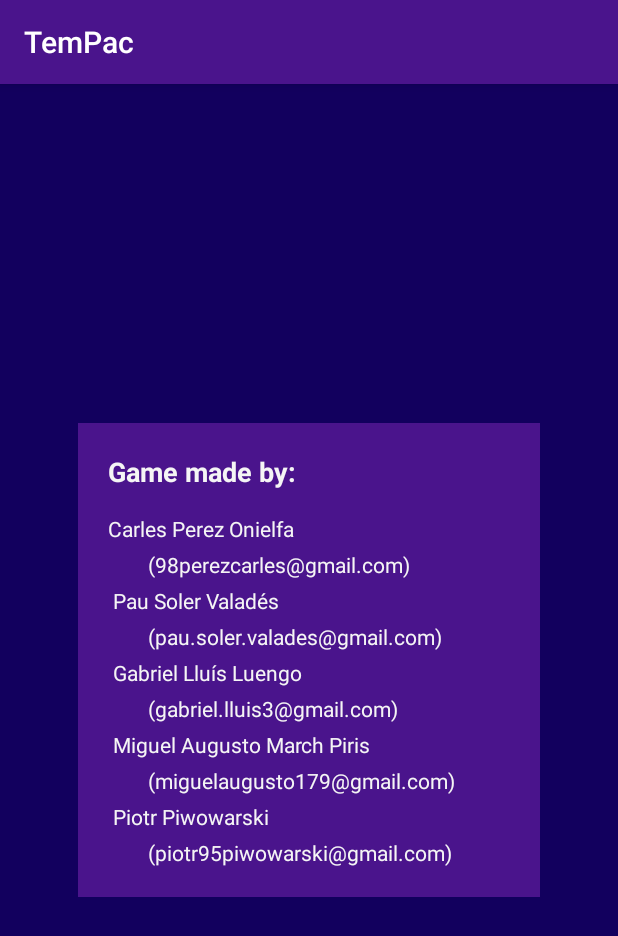
After one commit to miguelMarchPiris/TEMPAC_VIDEOGAME, an Android app: the CreditsActivity screen opened directly, with no data from a screen before it, on a phone screen of 412 x 824 dp. The commit adds this screen. Shown: the top 936 px of the screen. Run offline under Robolectric (Android 15) with nearby library versions, the phone set to English and light mode, and no system bars; libraries missing offline, so code that uses them is left out: edu.ub.pis2019.

Commit message:
activity credits implementada

```diff
--- a/project/app/build.gradle
+++ b/project/app/build.gradle
@@ -24,7 +24,7 @@ android {
 
 dependencies {
     implementation fileTree(dir: 'libs', include: ['*.jar'])
-    implementation"org.jetbrains.kotlin:kotlin-stdlib-jdk7:$kotlin_version"
+    implementation "org.jetbrains.kotlin:kotlin-stdlib-jdk7:$kotlin_version"
     implementation 'com.android.support:appcompat-v7:28.0.0'
     implementation 'com.android.support.constraint:constraint-layout:1.1.3'
     testImplementation 'junit:junit:4.12'
--- a/project/app/src/main/AndroidManifest.xml
+++ b/project/app/src/main/AndroidManifest.xml
@@ -1,20 +1,22 @@
 <?xml version="1.0" encoding="utf-8"?>
 <manifest xmlns:android="http://schemas.android.com/apk/res/android"
-    package="edu.ub.pis2019.pis_16.tempac" >
+          package="edu.ub.pis2019.pis_16.tempac">
 
     <application
-        android:allowBackup="true"
-        android:icon="@mipmap/ic_launcher"
-        android:label="@string/app_name"
-        android:roundIcon="@mipmap/ic_launcher_round"
-        android:supportsRtl="true"
-        android:theme="@style/AppTheme" >
-        <activity android:name=".LogInActivity" >
+            android:allowBackup="true"
+            android:icon="@mipmap/ic_launcher"
+            android:label="@string/app_name"
+            android:roundIcon="@mipmap/ic_launcher_round"
+            android:supportsRtl="true"
+            android:theme="@style/AppTheme">
+        <activity android:name=".LogInActivity">
             <intent-filter>
-                <action android:name="android.intent.action.MAIN" />
+                <action android:name="android.intent.action.MAIN"/>
 
-                <category android:name="android.intent.category.LAUNCHER" />
+                <category android:name="android.intent.category.LAUNCHER"/>
             </intent-filter>
+        </activity>
+        <activity android:name=".CreditsActivity">
         </activity>
     </application>
 
--- /dev/null
+++ b/project/app/src/main/java/edu/ub/pis2019/pis_16/tempac/CreditsActivity.kt
@@ -0,0 +1,12 @@
+package edu.ub.pis2019.pis_16.tempac
+
+import android.support.v7.app.AppCompatActivity
+import android.os.Bundle
+
+class CreditsActivity : AppCompatActivity() {
+
+    override fun onCreate(savedInstanceState: Bundle?) {
+        super.onCreate(savedInstanceState)
+        setContentView(R.layout.activity_credits)
+    }
+}
--- /dev/null
+++ b/project/app/src/main/res/layout/activity_credits.xml
@@ -0,0 +1,36 @@
+<?xml version="1.0" encoding="utf-8"?>
+<android.support.constraint.ConstraintLayout
+        xmlns:android="http://schemas.android.com/apk/res/android"
+        xmlns:tools="http://schemas.android.com/tools"
+        xmlns:app="http://schemas.android.com/apk/res-auto"
+        android:layout_width="match_parent"
+        android:layout_height="match_parent"
+        android:background="@color/colorPrimaryDark"
+        tools:context=".CreditsActivity">
+
+    <LinearLayout
+            android:orientation="vertical"
+            android:layout_width="wrap_content"
+            android:layout_height="wrap_content"
+            app:layout_constraintEnd_toEndOf="parent" android:layout_marginEnd="8dp" android:layout_marginRight="8dp"
+            app:layout_constraintStart_toStartOf="parent" android:layout_marginLeft="8dp"
+            android:layout_marginStart="8dp" android:layout_marginTop="8dp" app:layout_constraintTop_toTopOf="parent"
+            android:padding="20dp"
+            android:background="@color/colorPrimary"
+            android:layout_marginBottom="8dp" app:layout_constraintBottom_toBottomOf="parent">
+        <TextView
+                android:text="@string/madeby"
+                android:layout_width="match_parent"
+                android:layout_height="wrap_content" android:id="@+id/textView2" android:textSize="18sp"
+                android:textColor="@color/colorText" android:textStyle="bold"/>
+        <View
+                android:layout_width="268dp"
+                android:layout_height="16dp"
+                android:background="@color/colorPrimary"/>
+        <TextView
+                android:text="@string/credits"
+                android:layout_width="match_parent"
+                android:layout_height="wrap_content" android:id="@+id/textView" android:textColor="@color/colorText"
+                android:textSize="14sp" android:lineSpacingExtra="8sp"/>
+    </LinearLayout>
+</android.support.constraint.ConstraintLayout>
--- a/project/app/src/main/res/values/strings.xml
+++ b/project/app/src/main/res/values/strings.xml
@@ -5,4 +5,12 @@
     <string name="login">Log In</string>
     <string name="email">E-mail</string>
     <string name="password">Password</string>
+    <string name="madeby">Game made by: </string>
+    <string name="credits">
+        Carles Perez Onielfa \n\t\t(98perezcarles@gmail.com)\n
+        Pau Soler Valadés \n\t\t(pau.soler.valades@gmail.com)\n
+        Gabriel Lluís Luengo \n\t\t(gabriel.lluis3@gmail.com)\n
+        Miguel Augusto March Piris \n\t\t(miguelaugusto179@gmail.com)\n
+        Piotr Piwowarski \n\t\t(piotr95piwowarski@gmail.com)
+    </string>
 </resources>
```
